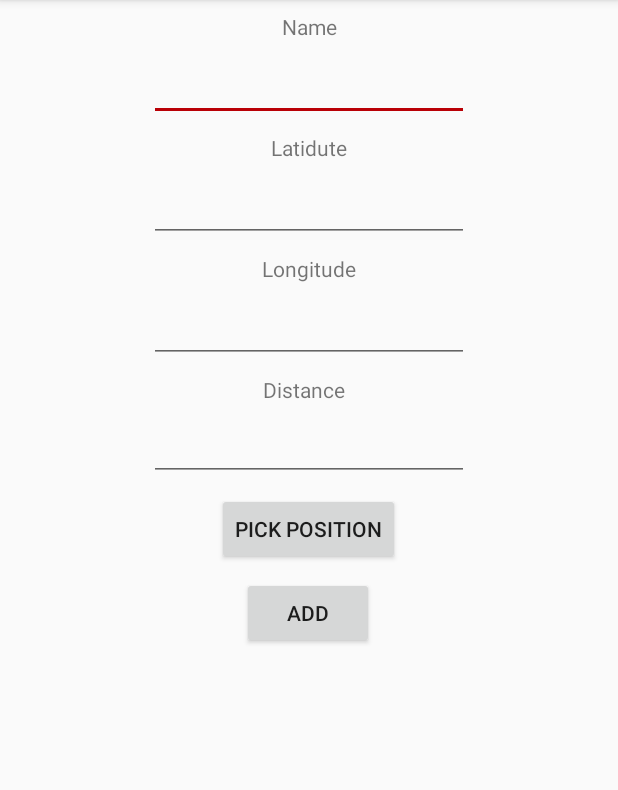
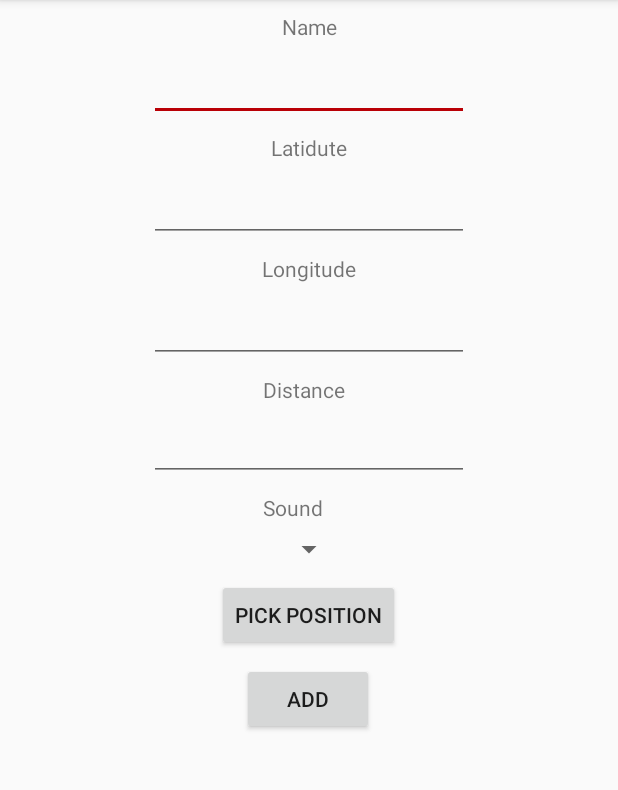
Before and after one commit to matthias-pinard/Guizic, an Android app: the screen it shows after launch (AddZone), after a tap on "AJOUT ZONE", on a phone screen of 412 x 824 dp, the part 84-874 px from its top. Run offline under Robolectric (Android 15) with nearby library versions, the phone set to English and light mode, and no system bars; our stand-ins replace Room's generated code; libraries missing offline, so code that uses them is left out: android.arch.persistence.

Commit message:
Modif ajout zone

```diff
--- a/app/src/main/AndroidManifest.xml
+++ b/app/src/main/AndroidManifest.xml
@@ -58,7 +58,7 @@
         <service android:name=".MyService" />
 
         <activity android:name=".RecyclerActivity.ListActivity" />
-        <activity android:name=".AddZone" />
+        <activity android:name=".AddZone.AddZone" />
     </application>
 
 </manifest>
--- a/app/src/main/java/com/example/matthias/guizic/Database/Sound.java
+++ b/app/src/main/java/com/example/matthias/guizic/Database/Sound.java
@@ -7,7 +7,7 @@ import android.arch.persistence.room.PrimaryKey;
 @Entity
 public class Sound {
     @PrimaryKey(autoGenerate = true)
-    int uid;
+    int _id;
 
     @ColumnInfo
     String name;
--- a/app/src/main/java/com/example/matthias/guizic/Database/SoundDao.java
+++ b/app/src/main/java/com/example/matthias/guizic/Database/SoundDao.java
@@ -3,6 +3,7 @@ package com.example.matthias.guizic.Database;
 import android.arch.persistence.room.Dao;
 import android.arch.persistence.room.Insert;
 import android.arch.persistence.room.Query;
+import android.database.Cursor;
 
 import java.util.List;
 
@@ -17,7 +18,10 @@ public interface SoundDao {
     @Query("SELECT * FROM Piste AS p WHERE p.sound_id=(:sound_id)")
     public List<Piste> getPistes(int sound_id);
 
-    @Query("SELECT MAX(uid) FROM sound")
+    @Query("SELECT MAX(_id) FROM sound")
     public int getMaxId();
 
+    @Query("SELECT * from sound")
+    public Cursor getCursor();
+
 }
--- a/app/src/main/res/layout/activity_add_zone.xml
+++ b/app/src/main/res/layout/activity_add_zone.xml
@@ -4,7 +4,7 @@
     xmlns:tools="http://schemas.android.com/tools"
     android:layout_width="match_parent"
     android:layout_height="match_parent"
-    tools:context=".AddZone">
+    tools:context=".AddZone.AddZone">
 
     <EditText
         android:id="@+id/inputName"
@@ -106,6 +106,32 @@
         app:layout_constraintStart_toStartOf="parent"
         app:layout_constraintTop_toBottomOf="@+id/LabelLongitude" />
 
+    <TextView
+        android:id="@+id/LabelSounds"
+        android:layout_width="61dp"
+        android:layout_height="17dp"
+        android:layout_marginStart="8dp"
+        android:layout_marginTop="8dp"
+        android:layout_marginEnd="8dp"
+        android:text="@string/addZoneSounds"
+        app:layout_constraintEnd_toEndOf="parent"
+        app:layout_constraintStart_toStartOf="parent"
+        app:layout_constraintTop_toBottomOf="@+id/inputDistance" />
+
+    <Spinner
+        android:id="@+id/inputSounds"
+        android:layout_width="wrap_content"
+        android:layout_height="wrap_content"
+        android:layout_marginStart="8dp"
+        android:layout_marginTop="8dp"
+        android:layout_marginEnd="8dp"
+        android:ems="10"
+        android:inputType="number"
+        app:layout_constraintEnd_toEndOf="parent"
+        app:layout_constraintStart_toStartOf="parent"
+        app:layout_constraintTop_toBottomOf="@+id/LabelSounds" />
+
+
     <Button
         android:id="@+id/buttonPicPosition"
         android:layout_width="wrap_content"
@@ -118,7 +144,7 @@
         app:layout_constraintEnd_toEndOf="parent"
         app:layout_constraintHorizontal_bias="0.498"
         app:layout_constraintStart_toStartOf="parent"
-        app:layout_constraintTop_toBottomOf="@+id/inputDistance" />
+        app:layout_constraintTop_toBottomOf="@+id/inputSounds" />
 
     <Button
         android:id="@+id/buttonSubmit"
--- a/app/src/main/res/values/strings.xml
+++ b/app/src/main/res/values/strings.xml
@@ -15,7 +15,9 @@
     <string name="addZoneLatitude">Latidute</string>
     <string name="addZoneLongitude">Longitude</string>
     <string name="addZoneDistance">Distance (par rapport au point de départ)</string>
+    <string name="addZoneSounds">Sound</string>
     <string name="title_activity_add_sounds">AddSounds</string>
+
 
     <string name="button_main_add_sound">Add sounds</string>
     <string name="button_add_sound">Add</string>
```
Also changed, not shown: app/src/main/java/com/example/matthias/guizic/AddZone/AddZone.java (+12 -5 lines), app/src/main/java/com/example/matthias/guizic/AddZone/CursorAdaptaterSound.java (+31 -1 lines), app/src/main/java/com/example/matthias/guizic/MainActivity.java (+1 -7 lines), app/src/main/java/com/example/matthias/guizic/MapPicker.java (+23 -4 lines), app/src/main/java/com/example/matthias/guizic/RecyclerActivity/ListActivity.java (+1 -36 lines), app/src/main/res/layout/activity_map_picker.xml (+13 -0 lines), app/src/main/res/layout/simple_spinner_item.xml (+6 -8 lines).
